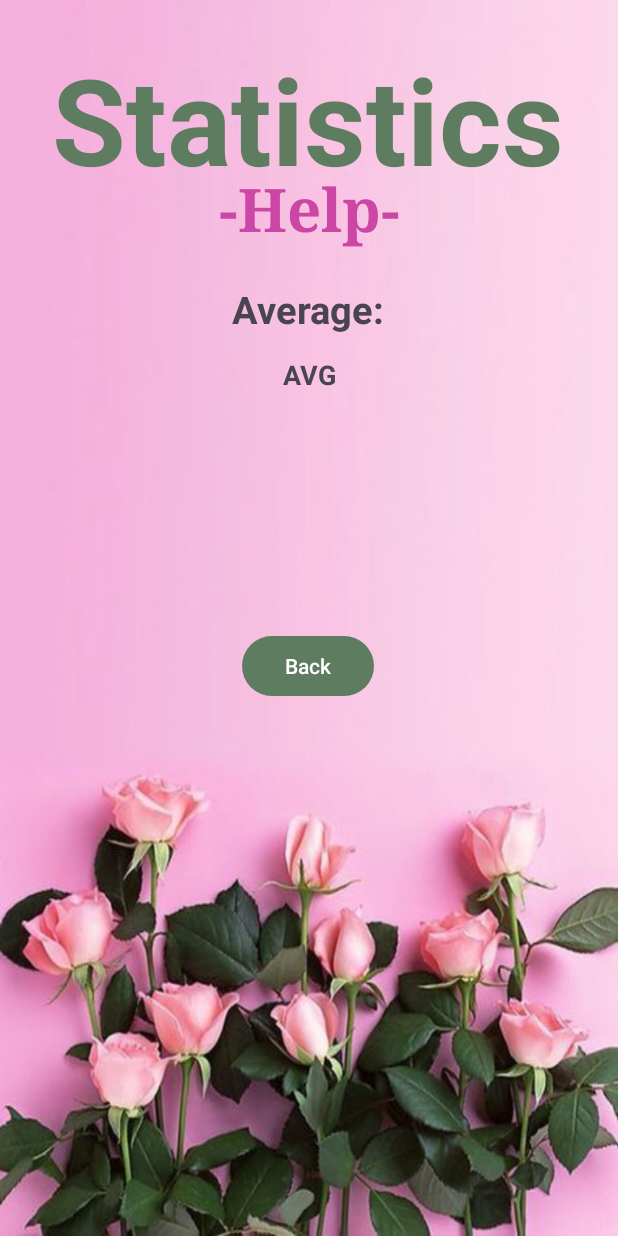
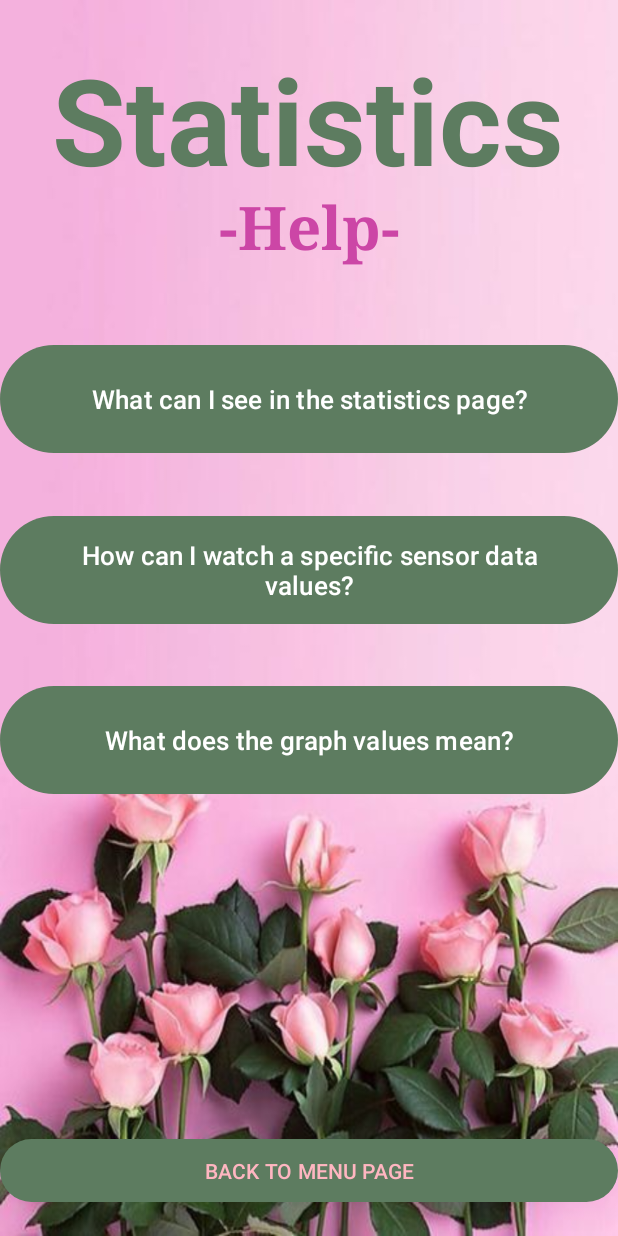
Before and after one commit to karinpapismadov/GrowMe-App, an Android app: the Statistics_helpActivity screen opened directly, with no data from a screen before it, on a phone screen of 412 x 824 dp. Run offline under Robolectric (Android 15) with nearby library versions, the phone set to English and light mode, and no system bars.

Commit message:
update 14.06 help pop up messages java file

```diff
--- a/app/src/main/java/com/example/growme_app/Statistics_helpActivity.java
+++ b/app/src/main/java/com/example/growme_app/Statistics_helpActivity.java
@@ -2,13 +2,38 @@ package com.example.growme_app;
 
 import androidx.appcompat.app.AppCompatActivity;
 
+import android.content.Intent;
 import android.os.Bundle;
+import android.widget.Button;
 
 public class Statistics_helpActivity extends AppCompatActivity {
-
+    Button back, bt1,bt2,bt3;
     @Override
     protected void onCreate(Bundle savedInstanceState) {
         super.onCreate(savedInstanceState);
         setContentView(R.layout.activity_statistics_help);
+
+        back = findViewById(R.id.BACK_TO_STATISTICS_PAGE);
+        bt1 = findViewById(R.id.What_can_I_see_in_the_statistics_page);
+        bt2 = findViewById(R.id.How_can_I_watch_a_specific_sensor_data_values);
+        bt3 = findViewById(R.id.What_does_the_graph_values_mean);
+
+        bt1.setOnClickListener(view -> {
+            Intent intent = new Intent(Statistics_helpActivity.this, StatHelpBt1.class);
+            startActivity(intent);
+        });
+        bt2.setOnClickListener(view -> {
+            Intent intent = new Intent(Statistics_helpActivity.this, StatHelpBt2.class);
+            startActivity(intent);
+        });
+        bt3.setOnClickListener(view -> {
+            Intent intent = new Intent(Statistics_helpActivity.this, StatHelpBt3.class);
+            startActivity(intent);
+        });
+
+        back.setOnClickListener(view -> {
+            Intent intent = new Intent(Statistics_helpActivity.this, StatisticsActivity.class);
+            startActivity(intent);
+        });
     }
 }
--- a/app/src/main/res/layout/activity_help.xml
+++ b/app/src/main/res/layout/activity_help.xml
@@ -99,10 +99,7 @@
             android:outlineSpotShadowColor="@color/black"
             android:textColor="@color/LightPink"
             tools:ignore="UnusedAttribute,VisualLintButtonSize" />
-        <TextView
-            android:layout_width="wrap_content"
-            android:layout_height="wrap_content"
-            android:id="@+id/popup_msg"/>
+
     </LinearLayout>
 
 </ScrollView>
--- a/app/src/main/res/layout/activity_statistics_help.xml
+++ b/app/src/main/res/layout/activity_statistics_help.xml
@@ -8,7 +8,7 @@
     tools:context=".Statistics_helpActivity">
 
     <TextView
-        android:id="@+id/stat_headline"
+        android:id="@+id/stat_help_headline"
         android:layout_width="wrap_content"
         android:layout_height="wrap_content"
         android:layout_centerHorizontal="true"
@@ -25,7 +25,7 @@
         app:layout_constraintVertical_bias="0.023" />
 
     <TextView
-        android:id="@+id/help_headline"
+        android:id="@+id/help_stathelp_headline"
         android:layout_width="wrap_content"
         android:layout_height="wrap_content"
         android:layout_centerHorizontal="true"
@@ -37,47 +37,68 @@
         app:layout_constraintBottom_toBottomOf="parent"
         app:layout_constraintEnd_toEndOf="parent"
         app:layout_constraintStart_toStartOf="parent"
-        app:layout_constraintTop_toTopOf="@+id/stat_headline"
-        app:layout_constraintVertical_bias="0.116" />
+        app:layout_constraintTop_toTopOf="parent"
+        app:layout_constraintVertical_bias="0.161" />
 
-    <TextView
-        android:id="@+id/average_headline"
-        android:layout_width="wrap_content"
-        android:layout_height="wrap_content"
-        android:text="@string/average"
-        android:textSize="25sp"
-        android:textStyle="bold"
+    <Button
+        android:id="@+id/What_can_I_see_in_the_statistics_page"
+        android:layout_width="match_parent"
+        android:layout_height="80dp"
+        android:outlineSpotShadowColor="@color/black"
+        android:text="What can I see in the statistics page?"
+        android:textSize="17sp"
         app:layout_constraintBottom_toBottomOf="parent"
         app:layout_constraintEnd_toEndOf="parent"
-        app:layout_constraintHorizontal_bias="0.498"
+        app:layout_constraintHorizontal_bias="0.0"
         app:layout_constraintStart_toStartOf="parent"
         app:layout_constraintTop_toTopOf="parent"
-        app:layout_constraintVertical_bias="0.239" />
+        app:layout_constraintVertical_bias="0.304"
+        tools:ignore="UnusedAttribute,VisualLintButtonSize" />
 
-    <TextView
-        android:id="@+id/waterAVG"
-        android:layout_width="wrap_content"
-        android:layout_height="wrap_content"
-        android:text="@string/avg"
-        android:textSize="18sp"
-        android:textStyle="bold"
+    <Button
+        android:id="@+id/How_can_I_watch_a_specific_sensor_data_values"
+        android:layout_width="match_parent"
+        android:layout_height="80dp"
+        android:textSize="17sp"
+        android:outlineSpotShadowColor="@color/black"
+        android:text="How can I watch a specific sensor data values?"
         app:layout_constraintBottom_toBottomOf="parent"
         app:layout_constraintEnd_toEndOf="parent"
+        app:layout_constraintHorizontal_bias="0.0"
         app:layout_constraintStart_toStartOf="parent"
         app:layout_constraintTop_toTopOf="parent"
-        app:layout_constraintVertical_bias="0.297" />
+        app:layout_constraintVertical_bias="0.457"
+        tools:ignore="UnusedAttribute,VisualLintButtonSize" />
 
     <Button
-        android:id="@+id/back_button"
-        android:layout_width="wrap_content"
-        android:layout_height="wrap_content"
-        android:text="@string/back_button"
+        android:id="@+id/What_does_the_graph_values_mean"
+        android:layout_width="match_parent"
+        android:layout_height="80dp"
+        android:textSize="17sp"
+        android:outlineSpotShadowColor="@color/black"
+        android:text="What does the graph values mean?"
         app:layout_constraintBottom_toBottomOf="parent"
         app:layout_constraintEnd_toEndOf="parent"
-        app:layout_constraintHorizontal_bias="0.498"
+        app:layout_constraintHorizontal_bias="0.0"
         app:layout_constraintStart_toStartOf="parent"
         app:layout_constraintTop_toTopOf="parent"
-        app:layout_constraintVertical_bias="0.541"
-        tools:ignore="MissingConstraints" />
+        app:layout_constraintVertical_bias="0.609"
+        tools:ignore="UnusedAttribute,VisualLintButtonSize" />
+
+    <Button
+        android:id="@+id/BACK_TO_STATISTICS_PAGE"
+        android:layout_width="match_parent"
+        android:layout_height="50dp"
+        android:outlineSpotShadowColor="@color/black"
+        android:text="@string/back_to_menu_page"
+        android:textColor="@color/LightPink"
+        app:layout_constraintBottom_toBottomOf="parent"
+        app:layout_constraintEnd_toEndOf="parent"
+        app:layout_constraintHorizontal_bias="0.0"
+        app:layout_constraintStart_toStartOf="parent"
+        app:layout_constraintTop_toTopOf="parent"
+        app:layout_constraintVertical_bias="0.976"
+        tools:ignore="UnusedAttribute,VisualLintButtonSize" />
+
 
 </androidx.constraintlayout.widget.ConstraintLayout>
```
Also changed, not shown: app/src/main/AndroidManifest.xml (+9 -0 lines), app/src/main/java/com/example/growme_app/StatHelpBt1.java (added, +26 -0 lines), app/src/main/java/com/example/growme_app/StatHelpBt2.java (added, +25 -0 lines), app/src/main/java/com/example/growme_app/StatHelpBt3.java (added, +25 -0 lines), app/src/main/res/layout/activity_stat_help_bt1.xml (added, +55 -0 lines), app/src/main/res/layout/activity_stat_help_bt2.xml (added, +52 -0 lines), app/src/main/res/layout/activity_stat_help_bt3.xml (added, +52 -0 lines).
